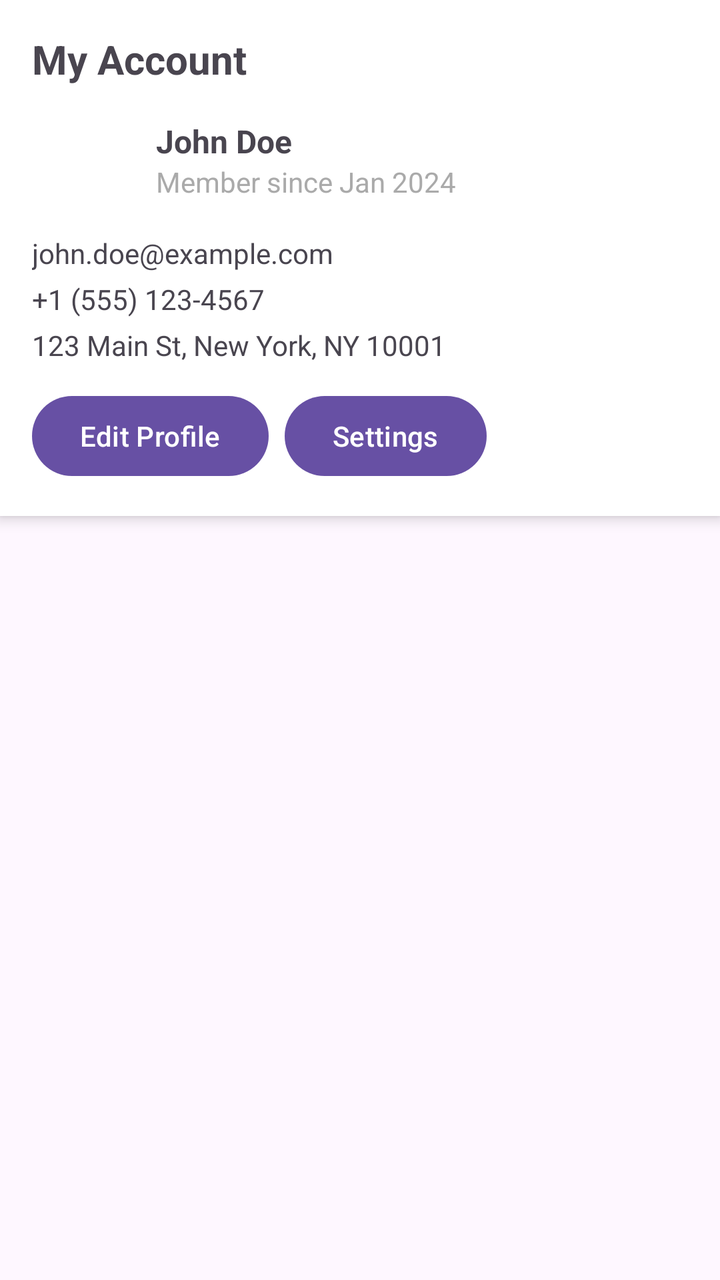
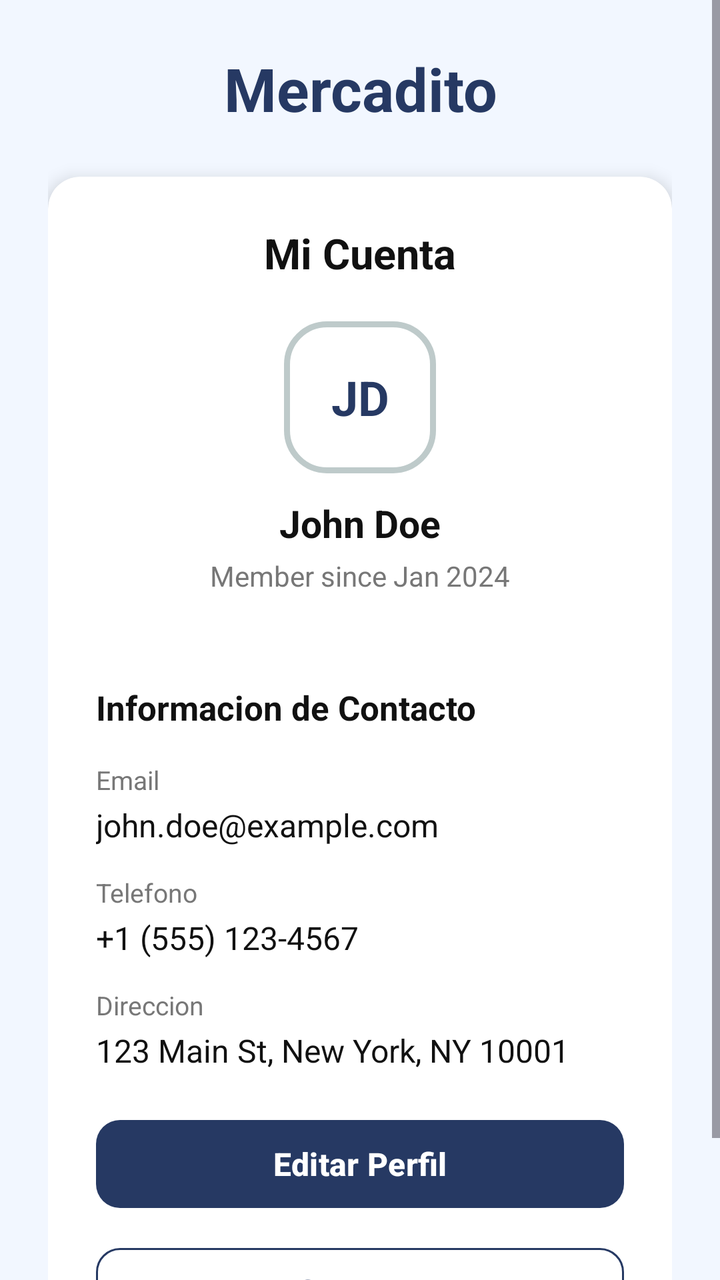

Screens rendered from an Android XML layout before and after an edit, with the pre-edit source and the edit as a unified diff.
<!-- AndroidManifest.xml: application theme Theme.MyApplication -->
<!-- res/layout/fragment_account.xml -->
<?xml version="1.0" encoding="utf-8"?>
<ScrollView xmlns:android="http://schemas.android.com/apk/res/android"
    xmlns:tools="http://schemas.android.com/tools"
    android:layout_width="match_parent"
    android:layout_height="match_parent"
    tools:context=".features.profiles.presentation.fragment.AccountFragment">

    <LinearLayout
        android:orientation="vertical"
        android:layout_width="match_parent"
        android:layout_height="wrap_content"
        android:background="@android:color/white"
        android:padding="16dp"
        android:elevation="4dp"
        android:clipToPadding="false">

        
        <TextView
            android:id="@+id/accountType"
            android:layout_width="wrap_content"
            android:layout_height="wrap_content"
            android:text="My Account"
            android:textSize="20sp"
            android:textStyle="bold"
            android:layout_marginBottom="12dp"/>

        
        <LinearLayout
            android:orientation="horizontal"
            android:layout_width="match_parent"
            android:layout_height="wrap_content"
            android:gravity="center_vertical"
            android:layout_marginBottom="12dp">

            
            <TextView
                android:id="@+id/initials"
                android:layout_width="50dp"
                android:layout_height="50dp"
                android:gravity="center"
                android:text="JD"
                android:textColor="@android:color/white"
                android:textStyle="bold"
                android:textSize="18sp"
                android:layout_marginEnd="12dp"/>

            
            <LinearLayout
                android:orientation="vertical"
                android:layout_width="wrap_content"
                android:layout_height="wrap_content">

                <TextView
                    android:layout_width="match_parent"
                    android:layout_height="match_parent"
                    android:id="@+id/fullName"
                    android:text="John Doe"
                    android:textSize="16sp"
                    android:textStyle="bold"/>

                <TextView
                    android:layout_height="match_parent"
                    android:layout_width="match_parent"
                    android:id="@+id/memberSince"
                    android:text="Member since Jan 2024"
                    android:textSize="14sp"
                    android:textColor="@android:color/darker_gray"/>
            </LinearLayout>
        </LinearLayout>

        
        <TextView
            android:layout_width="match_parent"
            android:layout_height="wrap_content"
            android:id="@+id/email"
            android:text="john.doe@example.com"
            android:textSize="14sp"
            android:layout_marginBottom="4dp"/>

        <TextView
            android:layout_width="match_parent"
            android:layout_height="match_parent"
            android:id="@+id/phone"
            android:text="+1 (555) 123-4567"
            android:textSize="14sp"
            android:layout_marginBottom="4dp"/>

        <TextView
            android:layout_width="match_parent"
            android:layout_height="match_parent"
            android:id="@+id/address"
            android:text="123 Main St, New York, NY 10001"
            android:textSize="14sp"
            android:layout_marginBottom="12dp"/>

        
        <LinearLayout
            android:orientation="horizontal"
            android:layout_width="wrap_content"
            android:layout_height="wrap_content">

            <Button
                android:layout_width="wrap_content"
                android:layout_height="wrap_content"
                android:id="@+id/editProfileButton"
                android:text="Edit Profile"
                android:layout_marginEnd="8dp"/>

            <Button
                android:layout_width="wrap_content"
                android:layout_height="wrap_content"
                android:id="@+id/settingsButton"
                android:text="Settings"/>
        </LinearLayout>
    </LinearLayout>

</ScrollView>
<!-- resources referenced by this layout -->
<resources>
  <style name="Theme.MyApplication" parent="Base.Theme.MyApplication" />
  <style name="Base.Theme.MyApplication" parent="Theme.Material3.DayNight.NoActionBar">
          
          
      </style>
</resources>

<!-- the commit's change to res/layout/fragment_account.xml (unified diff, before → after) -->
@@ -1,117 +1,214 @@
 <?xml version="1.0" encoding="utf-8"?>
-<ScrollView xmlns:android="http://schemas.android.com/apk/res/android"
+<ScrollView
+    xmlns:android="http://schemas.android.com/apk/res/android"
+    xmlns:app="http://schemas.android.com/apk/res-auto"
     xmlns:tools="http://schemas.android.com/tools"
     android:layout_width="match_parent"
     android:layout_height="match_parent"
+    android:background="@color/main_screen"
+    android:fillViewport="true"
     tools:context=".features.profiles.presentation.fragment.AccountFragment">
 
     <LinearLayout
-        android:orientation="vertical"
         android:layout_width="match_parent"
         android:layout_height="wrap_content"
-        android:background="@android:color/white"
-        android:padding="16dp"
-        android:elevation="4dp"
-        android:clipToPadding="false">
-
-        
-        <TextView
-            android:id="@+id/accountType"
-            android:layout_width="wrap_content"
-            android:layout_height="wrap_content"
-            android:text="My Account"
-            android:textSize="20sp"
-            android:textStyle="bold"
-            android:layout_marginBottom="12dp"/>
-
-        
-        <LinearLayout
-            android:orientation="horizontal"
-            android:layout_width="match_parent"
-            android:layout_height="wrap_content"
-            android:gravity="center_vertical"
-            android:layout_marginBottom="12dp">
-
-            
-            <TextView
-                android:id="@+id/initials"
-                android:layout_width="50dp"
-                android:layout_height="50dp"
-                android:gravity="center"
-                android:text="JD"
-                android:textColor="@android:color/white"
-                android:textStyle="bold"
-                android:textSize="18sp"
-                android:layout_marginEnd="12dp"/>
-
-            
-            <LinearLayout
-                android:orientation="vertical"
-                android:layout_width="wrap_content"
-                android:layout_height="wrap_content">
-
-                <TextView
-                    android:layout_width="match_parent"
-                    android:layout_height="match_parent"
-                    android:id="@+id/fullName"
-                    android:text="John Doe"
-                    android:textSize="16sp"
-                    android:textStyle="bold"/>
-
-                <TextView
-                    android:layout_height="match_parent"
-                    android:layout_width="match_parent"
-                    android:id="@+id/memberSince"
-                    android:text="Member since Jan 2024"
-                    android:textSize="14sp"
-                    android:textColor="@android:color/darker_gray"/>
-            </LinearLayout>
-        </LinearLayout>
+        android:orientation="vertical"
+        android:gravity="center_horizontal"
+        android:padding="24dp">
 
         
         <TextView
             android:layout_width="match_parent"
             android:layout_height="wrap_content"
-            android:id="@+id/email"
-            android:text="john.doe@example.com"
-            android:textSize="14sp"
-            android:layout_marginBottom="4dp"/>
-
-        <TextView
+            android:text="@string/app_name"
+            android:textColor="@color/foodstore_primary"
+            android:textSize="30sp"
+            android:textStyle="bold"
+            android:gravity="center"
+            android:layout_marginBottom="24dp"/>
+
+        
+        <androidx.cardview.widget.CardView
             android:layout_width="match_parent"
-            android:layout_height="match_parent"
-            android:id="@+id/phone"
-            android:text="+1 (555) 123-4567"
-            android:textSize="14sp"
-            android:layout_marginBottom="4dp"/>
-
-        <TextView
-            android:layout_width="match_parent"
-            android:layout_height="match_parent"
-            android:id="@+id/address"
-            android:text="123 Main St, New York, NY 10001"
-            android:textSize="14sp"
-            android:layout_marginBottom="12dp"/>
-
-        
-        <LinearLayout
-            android:orientation="horizontal"
-            android:layout_width="wrap_content"
-            android:layout_height="wrap_content">
-
-            <Button
-                android:layout_width="wrap_content"
+            android:layout_height="wrap_content"
+            app:cardBackgroundColor="@color/foodstore_surface"
+            app:cardCornerRadius="16dp"
+            app:cardElevation="5dp">
+
+            <LinearLayout
+                android:layout_width="match_parent"
                 android:layout_height="wrap_content"
-                android:id="@+id/editProfileButton"
-                android:text="Edit Profile"
-                android:layout_marginEnd="8dp"/>
-
-            <Button
-                android:layout_width="wrap_content"
-                android:layout_height="wrap_content"
-                android:id="@+id/settingsButton"
-                android:text="Settings"/>
-        </LinearLayout>
+                android:orientation="vertical"
+                android:gravity="center_horizontal"
+                android:padding="24dp">
+
+                
+                <TextView
+                    android:id="@+id/accountType"
+                    android:layout_width="match_parent"
+                    android:layout_height="wrap_content"
+                    android:text="Mi Cuenta"
+                    android:textColor="@color/foodstore_text"
+                    android:textSize="21sp"
+                    android:textStyle="bold"
+                    android:gravity="center"/>
+
+                
+                <TextView
+                    android:id="@+id/initials"
+                    android:layout_width="76dp"
+                    android:layout_height="76dp"
+                    android:layout_marginTop="20dp"
+                    android:background="@drawable/custumer"
+                    android:gravity="center"
+                    android:text="JD"
+                    android:textColor="@color/foodstore_primary"
+                    android:textSize="24sp"
+                    android:textStyle="bold"/>
+
+                
+                <TextView
+                    android:id="@+id/fullName"
+                    android:layout_width="match_parent"
+                    android:layout_height="wrap_content"
+                    android:layout_marginTop="12dp"
+                    android:text="John Doe"
+                    android:textColor="@color/foodstore_text"
+                    android:textSize="19sp"
+                    android:textStyle="bold"
+                    android:gravity="center"/>
+
+                
+                <TextView
+                    android:id="@+id/memberSince"
+                    android:layout_width="match_parent"
+                    android:layout_height="wrap_content"
+                    android:layout_marginTop="4dp"
+                    android:text="Member since Jan 2024"
+                    android:textColor="@color/foodstore_text_secondary"
+                    android:textSize="14sp"
+                    android:gravity="center"/>
+
+                
+                <View
+                    android:layout_width="match_parent"
+                    android:layout_height="1dp"
+                    android:layout_marginTop="24dp"
+                    android:layout_marginBottom="20dp"
+                    android:background="@color/foodstore_background"/>
+
+                
+                <TextView
+                    android:layout_width="match_parent"
+                    android:layout_height="wrap_content"
+                    android:text="Informacion de Contacto"
+                    android:textColor="@color/foodstore_text"
+                    android:textSize="17sp"
+                    android:textStyle="bold"
+                    android:layout_marginBottom="16dp"/>
+
+                
+                <LinearLayout
+                    android:layout_width="match_parent"
+                    android:layout_height="wrap_content"
+                    android:orientation="vertical"
+                    android:layout_marginBottom="14dp">
+
+                    <TextView
+                        android:layout_width="match_parent"
+                        android:layout_height="wrap_content"
+                        android:text="Email"
+                        android:textColor="@color/foodstore_text_secondary"
+                        android:textSize="13sp"/>
+
+                    <TextView
+                        android:id="@+id/email"
+                        android:layout_width="match_parent"
+                        android:layout_height="wrap_content"
+                        android:layout_marginTop="3dp"
+                        android:text="john.doe@example.com"
+                        android:textColor="@color/foodstore_text"
+                        android:textSize="16sp"/>
+                </LinearLayout>
+
+                
+                <LinearLayout
+                    android:layout_width="match_parent"
+                    android:layout_height="wrap_content"
+                    android:orientation="vertical"
+                    android:layout_marginBottom="14dp">
+
+                    <TextView
+                        android:layout_width="match_parent"
+                        android:layout_height="wrap_content"
+                        android:text="Telefono"
+                        android:textColor="@color/foodstore_text_secondary"
+                        android:textSize="13sp"/>
+
+                    <TextView
+                        android:id="@+id/phone"
+                        android:layout_width="match_parent"
+                        android:layout_height="wrap_content"
+                        android:layout_marginTop="3dp"
+                        android:text="+1 (555) 123-4567"
+                        android:textColor="@color/foodstore_text"
+                        android:textSize="16sp"/>
+                </LinearLayout>
+
+                
+                <LinearLayout
+                    android:layout_width="match_parent"
+                    android:layout_height="wrap_content"
+                    android:orientation="vertical"
+                    android:layout_marginBottom="20dp">
+
+                    <TextView
+                        android:layout_width="match_parent"
+                        android:layout_height="wrap_content"
+                        android:text="Direccion"
+                        android:textColor="@color/foodstore_text_secondary"
+                        android:textSize="13sp"/>
+
+                    <TextView
+                        android:id="@+id/address"
+                        android:layout_width="match_parent"
+                        android:layout_height="wrap_content"
+                        android:layout_marginTop="3dp"
+                        android:text="123 Main St, New York, NY 10001"
+                        android:textColor="@color/foodstore_text"
+                        android:textSize="16sp"/>
+                </LinearLayout>
+
+                
+                <com.google.android.material.button.MaterialButton
+                    android:id="@+id/editProfileButton"
+                    android:layout_width="match_parent"
+                    android:layout_height="52dp"
+                    android:text="Editar Perfil"
+                    android:textColor="@android:color/white"
+                    android:textSize="16sp"
+                    android:textStyle="bold"
+                    app:backgroundTint="@color/foodstore_primary"
+                    app:cornerRadius="12dp"/>
+
+                <com.google.android.material.button.MaterialButton
+                    android:id="@+id/settingsButton"
+                    android:layout_width="match_parent"
+                    android:layout_height="52dp"
+                    android:layout_marginTop="12dp"
+                    android:text="Configuraciones"
+                    android:textColor="@color/foodstore_primary"
+                    android:textSize="16sp"
+                    android:textStyle="bold"
+                    app:backgroundTint="@color/foodstore_surface"
+                    app:cornerRadius="12dp"
+                    app:strokeColor="@color/foodstore_primary"
+                    app:strokeWidth="1dp"/>
+
+            </LinearLayout>
+
+        </androidx.cardview.widget.CardView>
+
     </LinearLayout>
 
 </ScrollView>
<!-- resource entries referenced after the edit -->
@@ -1,6 +1,24 @@
 <!-- resources referenced by this layout -->
 <resources>
+  <color name="foodstore_background">#FFFFFF</color>
+  <color name="foodstore_primary">#263963</color>
+  <color name="foodstore_surface">#FFFFFF</color>
+  <color name="foodstore_text">#111111</color>
+  <color name="foodstore_text_secondary">#777777</color>
+  <color name="main_screen">#F2F7FF</color>
+  <!-- drawable custumer (drawable) -->
+  <?xml version="1.0" encoding="utf-8"?>
+  <shape xmlns:android="http://schemas.android.com/apk/res/android" android:shape="rectangle">
+      <stroke
+          android:width="3dp"
+          android:color="@color/gray"/>
+      <corners
+          android:radius="20dp"/>
+  
+  </shape>
+  <string name="app_name">Mercadito</string>
   <style name="Theme.MyApplication" parent="Base.Theme.MyApplication" />
+  <color name="gray">#BECACA</color>
   <style name="Base.Theme.MyApplication" parent="Theme.Material3.DayNight.NoActionBar">
           
           
